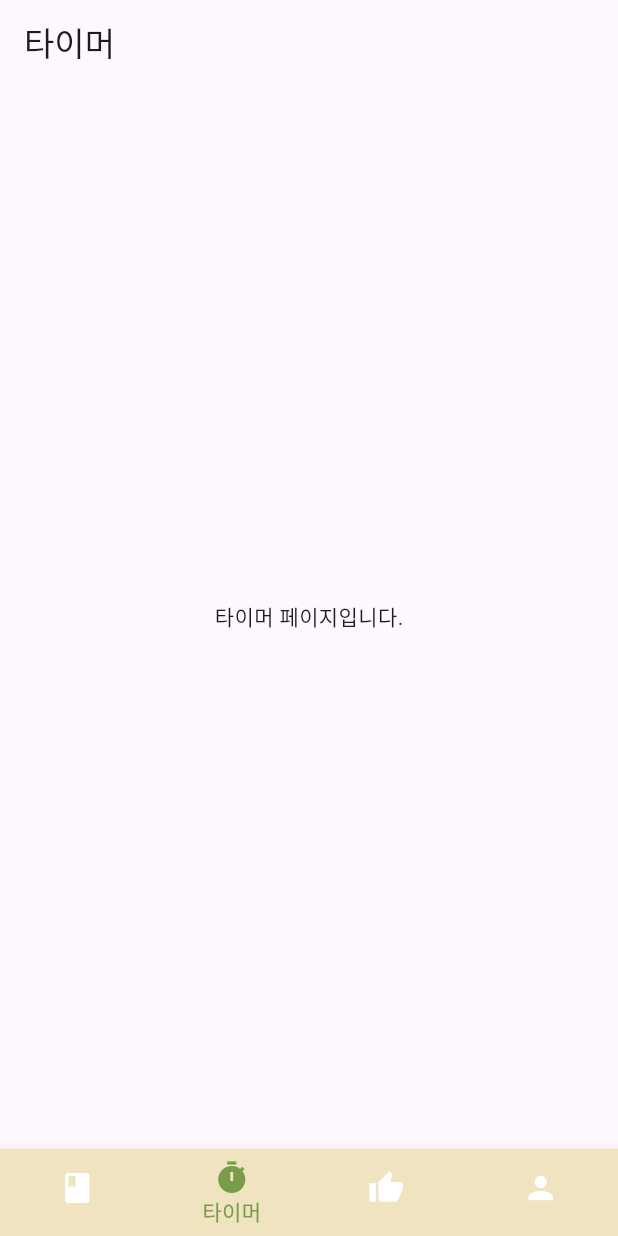
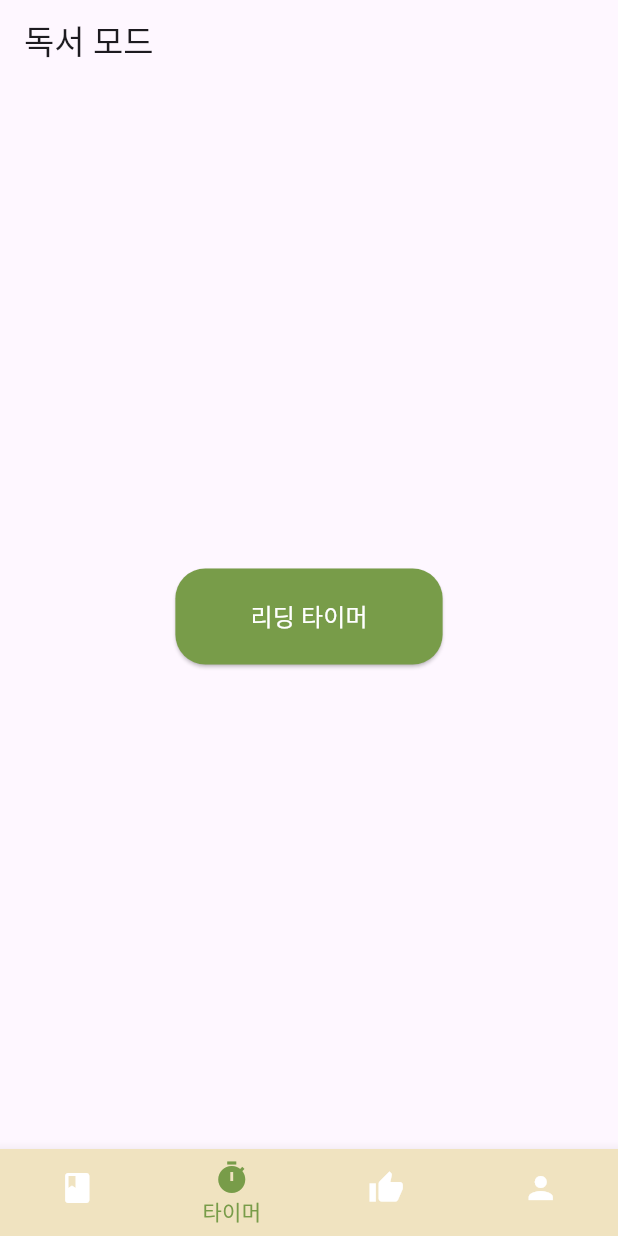
Before and after one commit to yangseoh22/capstone_bookgrow_App, a Flutter app: the Timer screen opened directly, on a phone screen of 412 x 824 dp. Run offline on Flutter 3.47's test engine with Material 3 defaults, Android fonts, the phone set to English and light mode, and no system bars; our stand-ins replace get, logger; missing offline and left inert: barcode_scan2.

Commit message:
TASK #5 : 리딩 타이머 기능을 위한 모든 페이지를 추가하였습니다.

```diff
--- a/lib/custom_bottom_nav.dart
+++ b/lib/custom_bottom_nav.dart
@@ -1,7 +1,7 @@
 import 'package:flutter/material.dart';
 import 'package:get/get.dart';
 import 'mybooks/mybooks.dart';
-import 'reading/timer.dart';
+import 'reading/reading_home.dart';
 import 'recommend/recommendation.dart';
 import 'mypages/profile.dart';
 
--- /dev/null
+++ b/lib/reading/reading_home.dart
@@ -0,0 +1,36 @@
+import 'package:flutter/material.dart';
+import '../custom_bottom_nav.dart';
+import 'reading_selection1.dart';
+
+class Timer extends StatelessWidget {
+  @override
+  Widget build(BuildContext context) {
+    return Scaffold(
+      appBar: AppBar(
+        title: Text('독서 모드'),
+      ),
+      body: Center(
+        child: ElevatedButton(
+          onPressed: () {
+            Navigator.push(
+              context,
+              MaterialPageRoute(builder: (context) => ReadingSelectionPage1()),
+            );
+          },
+          style: ElevatedButton.styleFrom(
+            padding: EdgeInsets.symmetric(horizontal: 50, vertical: 20),
+            backgroundColor: Color(0xFF789C49), // 버튼 색상
+            shape: RoundedRectangleBorder(
+              borderRadius: BorderRadius.circular(20.0),
+            ),
+          ),
+          child: Text(
+            '리딩 타이머',
+            style: TextStyle(fontSize: 16, color: Colors.white),
+          ),
+        ),
+      ),
+      bottomNavigationBar: CustomBottomNavBar(selectedIndex: 1),
+    );
+  }
+}
--- a/lib/reading/timer.dart
+++ /dev/null
@@ -1,17 +0,0 @@
-import 'package:flutter/material.dart';
-import '../custom_bottom_nav.dart';
-
-class Timer extends StatelessWidget {
-  @override
-  Widget build(BuildContext context) {
-    return Scaffold(
-      appBar: AppBar(
-        title: Text('타이머'),
-      ),
-      body: Center(
-        child: Text('타이머 페이지입니다.'),
-      ),
-      bottomNavigationBar: CustomBottomNavBar(selectedIndex: 1),
-    );
-  }
-}
```
Also changed, not shown: lib/reading/reading_selection1.dart (added, +34 -0 lines), lib/reading/reading_selection2.dart (added, +34 -0 lines), lib/reading/reading_timer1.dart (added, +34 -0 lines), lib/reading/reading_timer2.dart (added, +42 -0 lines).
